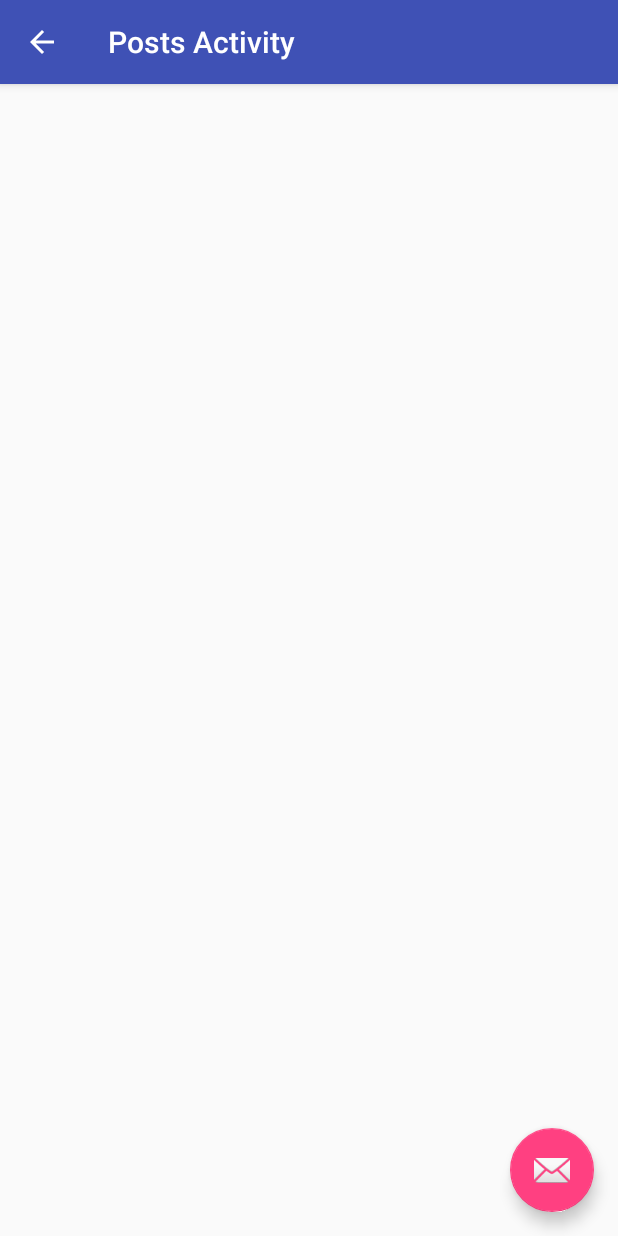
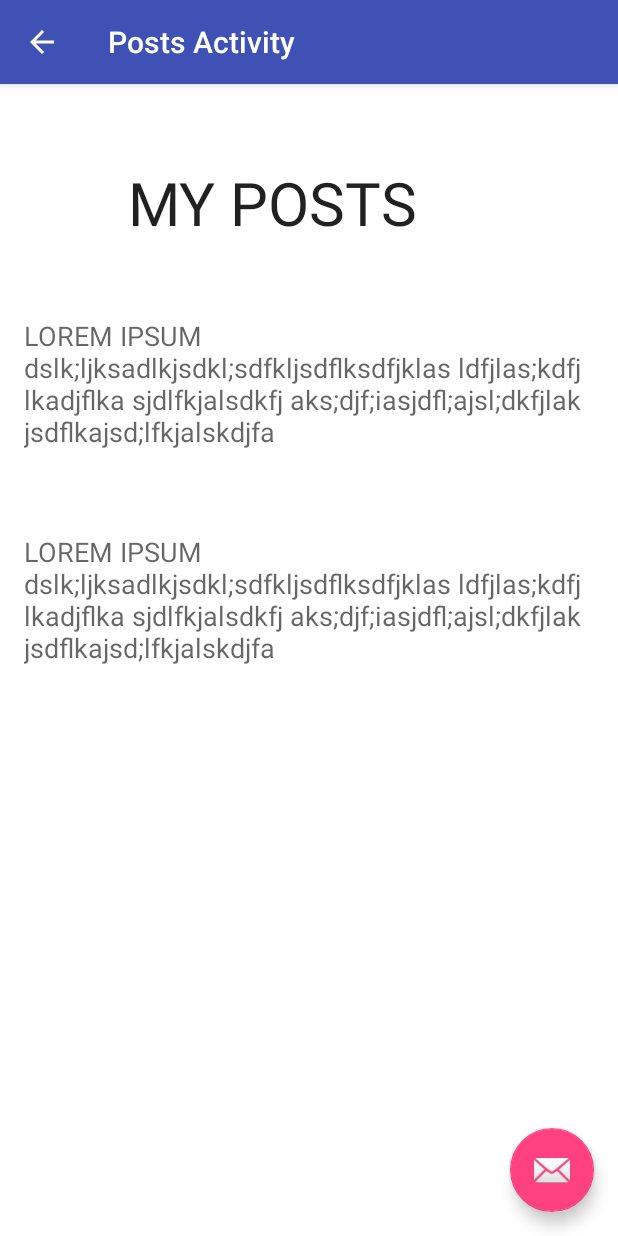
Before and after one commit to ahorrocks2/myspace, an Android app: the postsActivity screen opened directly, with no data from a screen before it, on a phone screen of 412 x 824 dp. Run offline under Robolectric (Android 15) with nearby library versions, the phone set to English and light mode, and no system bars.

Commit message:
Add fake posts.

```diff
--- a/app/src/main/res/layout/content_friends.xml
+++ b/app/src/main/res/layout/content_friends.xml
@@ -24,13 +24,14 @@
         android:layout_width="match_parent"
         android:layout_height="match_parent"
         android:columnCount="3"
-        android:rowCount="2"
+        android:rowCount="7"
         android:layout_below="@+id/friendsLogo"
         android:layout_alignRight="@+id/friendsLogo"
         android:layout_alignEnd="@+id/friendsLogo"
         android:layout_marginRight="43dp"
         android:layout_marginEnd="43dp"
-        android:layout_marginTop="57dp">
+        android:layout_marginTop="57dp"
+        android:longClickable="false">
 
         <ImageView
             android:layout_width="100dp"
@@ -68,6 +69,7 @@
             android:layout_column="2"
             android:src="@drawable/jim"
             android:padding="5sp" />
+
     </GridLayout>
 
 </RelativeLayout>
--- a/app/src/main/res/layout/content_posts.xml
+++ b/app/src/main/res/layout/content_posts.xml
@@ -7,6 +7,44 @@
     android:paddingTop="@dimen/activity_vertical_margin"
     android:paddingBottom="@dimen/activity_vertical_margin"
     app:layout_behavior="@string/appbar_scrolling_view_behavior"
-    tools:showIn="@layout/activity_posts" tools:context="com.example.guest.myspace2.postsActivity">
+    tools:showIn="@layout/activity_posts" tools:context="com.example.guest.myspace2.postsActivity"
+    android:backgroundTint="@android:color/white"
+    android:background="@android:color/holo_blue_light">
+
+    <TextView
+        android:layout_width="wrap_content"
+        android:layout_height="wrap_content"
+        android:textAppearance="?android:attr/textAppearanceLarge"
+        android:text="MY POSTS"
+        android:id="@+id/textView2"
+        android:layout_alignParentTop="true"
+        android:layout_alignParentLeft="true"
+        android:layout_alignParentStart="true"
+        android:layout_marginLeft="69dp"
+        android:layout_marginStart="69dp"
+        android:layout_marginTop="36dp"
+        android:textSize="40sp" />
+
+    <TextView
+        android:layout_width="wrap_content"
+        android:layout_height="wrap_content"
+        android:textAppearance="?android:attr/textAppearanceMedium"
+        android:text="LOREM IPSUM dslk;ljksadlkjsdkl;sdfkljsdflksdfjklas ldfjlas;kdfj lkadjflka sjdlfkjalsdkfj aks;djf;iasjdfl;ajsl;dkfjlak jsdflkajsd;lfkjalskdjfa"
+        android:id="@+id/textView3"
+        android:layout_marginTop="49dp"
+        android:layout_below="@+id/textView2"
+        android:layout_alignParentRight="true"
+        android:layout_alignParentEnd="true" />
+
+    <TextView
+        android:layout_width="wrap_content"
+        android:layout_height="wrap_content"
+        android:textAppearance="?android:attr/textAppearanceMedium"
+        android:text="LOREM IPSUM dslk;ljksadlkjsdkl;sdfkljsdflksdfjklas ldfjlas;kdfj lkadjflka sjdlfkjalsdkfj aks;djf;iasjdfl;ajsl;dkfjlak jsdflkajsd;lfkjalskdjfa"
+        android:id="@+id/textView4"
+        android:layout_marginTop="55dp"
+        android:layout_below="@+id/textView3"
+        android:layout_alignParentLeft="true"
+        android:layout_alignParentStart="true" />
 
 </RelativeLayout>
```
